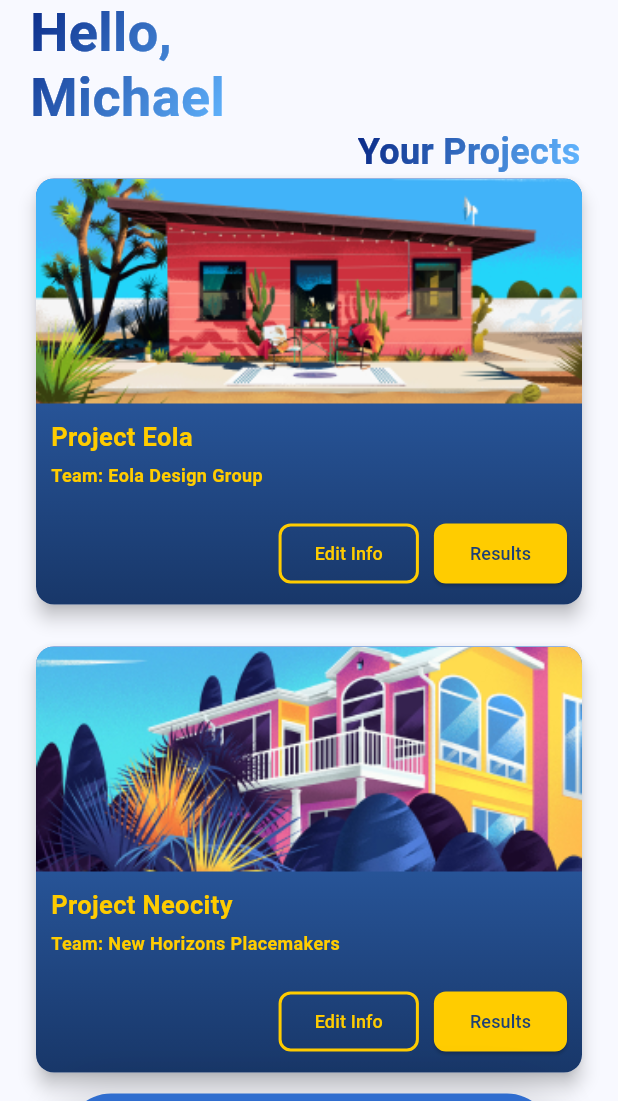
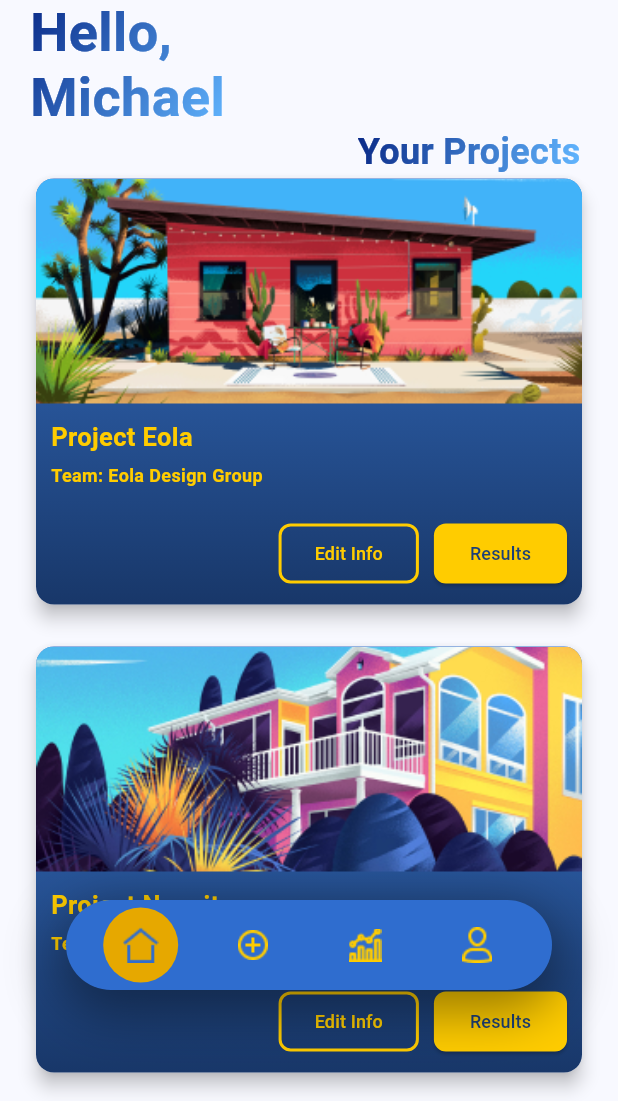
Before and after one commit to Pipeline-To-Better-Placemaking/P2BP-2025Spring-Mobile, a Flutter app: the HomeScreen screen opened by its route, on a phone screen of 412 x 824 dp, the part 135-1236 px from its top. Run offline on Flutter 3.47's test engine with Material 3 defaults, Android fonts, the phone set to English and light mode, and no system bars.

Commit message:
Add updated home screen with working floating nav bar connected to all main screens

```diff
--- a/lib/home_screen.dart
+++ b/lib/home_screen.dart
@@ -1,5 +1,9 @@
 import 'package:flutter/material.dart';
 import 'theme.dart';
+import 'create_project_and_teams.dart';
+import 'project_comparison_page.dart';
+import 'settings_page.dart';
+import 'teams_and_invites_page.dart';
 
 List<String> navIcons2 = [
   'assets/Home_Icon.png',
@@ -8,15 +12,52 @@ List<String> navIcons2 = [
   'assets/Profile_Icon.png',
 ];
 
+class HomeScreen extends StatefulWidget {
+  const HomeScreen({super.key});
+
+  @override
+  _HomeScreenState createState() => _HomeScreenState();
+}
+
+class _HomeScreenState extends State<HomeScreen> {
   int selectedIndex = 0;
 
-class HomeScreen extends StatelessWidget {
-  const HomeScreen({super.key});
+  void onNavItemTapped(int index) {
+    setState(() {
+      selectedIndex = index; // Update the selected index
+    });
+  }
 
   @override
   Widget build(BuildContext context) {
     return Scaffold(
-      body: SingleChildScrollView(
+      body: Stack(
+        children: [
+          IndexedStack(
+            index: selectedIndex,
+            children: [
+              // Screens for each tab
+              _buildHomeContent(),
+              CreateProjectAndTeamsPage(),
+              ProjectComparisonPage(),
+              SettingsPage(),
+            ],
+          ),
+          // Bottom Navigation Bar
+          Positioned(
+            bottom: 50,
+            left: 20,
+            right: 20,
+            child: _navBar(),
+          ),
+        ],
+      ),
+    );
+  }
+
+  Widget _buildHomeContent() {
+    return //Scrollable content
+        SingleChildScrollView(
       child: Padding(
         padding: const EdgeInsets.symmetric(horizontal: 20),
         child: Column(
@@ -54,7 +95,13 @@ class HomeScreen extends StatelessWidget {
                           icon: const Icon(Icons.group),
                           color: const Color(0xFF0A2A88),
                           onPressed: () {
-                              // Handle teams button action
+                            // Navigate to Teams/Invites screen
+                            Navigator.push(
+                                context,
+                                MaterialPageRoute(
+                                  builder: (context) =>
+                                      const TeamsAndInvitesPage(),
+                                ));
                           },
                           iconSize: 24,
                         ),
@@ -128,13 +175,18 @@ class HomeScreen extends StatelessWidget {
                   'Project Neocity',
                   'Team: New Horizons Placemakers',
                 ),
+                const SizedBox(height: 20),
+                // Third Project Card
+                buildProjectCard(
+                  context,
+                  'assets/RedHouse.png',
+                  'Project Knight Library',
+                  'Team: Lake Nona Design Group',
+                ),
+                const SizedBox(height: 150),
               ],
             ),
-              const SizedBox(height: 10),
-              // Bottom Navigation Bar
-              _navBar()
           ],
-          ),
         ),
       ),
     );
@@ -273,9 +325,13 @@ class HomeScreen extends StatelessWidget {
         borderRadius: BorderRadius.circular(120),
         boxShadow: [
           BoxShadow(
-            color: Colors.black.withAlpha(20),
-            blurRadius: 20,
-            spreadRadius: 10,
+            color: Color.alphaBlend(
+              Colors.black.withAlpha(102), // 40% opacity for the shadow
+              Colors.transparent, // Transparent background blending
+            ),
+            blurRadius: 30,
+            spreadRadius: 5,
+            offset: const Offset(0, 10),
           ),
         ],
       ),
@@ -285,8 +341,8 @@ class HomeScreen extends StatelessWidget {
         children: navIcons2.map((iconPath) {
           int index = navIcons2.indexOf(iconPath);
           bool isSelected = selectedIndex == index;
-          return Material(
-            color: Colors.transparent,
+          return GestureDetector(
+            onTap: () => onNavItemTapped(index), // Update selectedIndex
             child: Column(
               mainAxisAlignment: MainAxisAlignment.center,
               children: [
```
Lines whose indentation alone changed are shown as unchanged.
